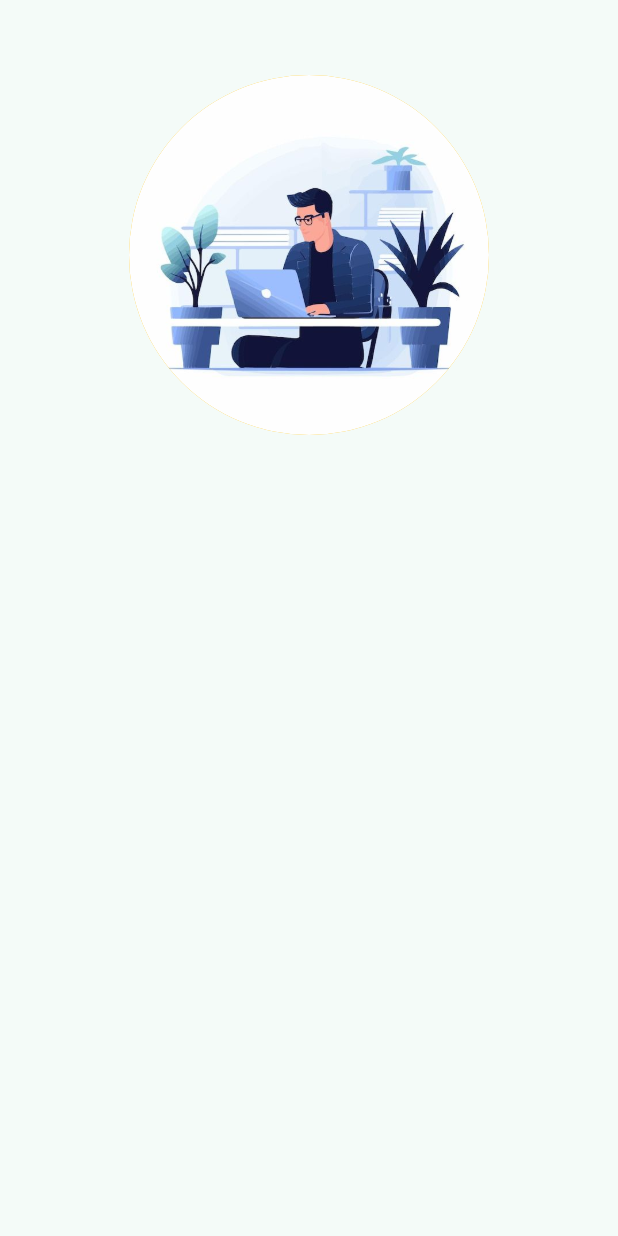
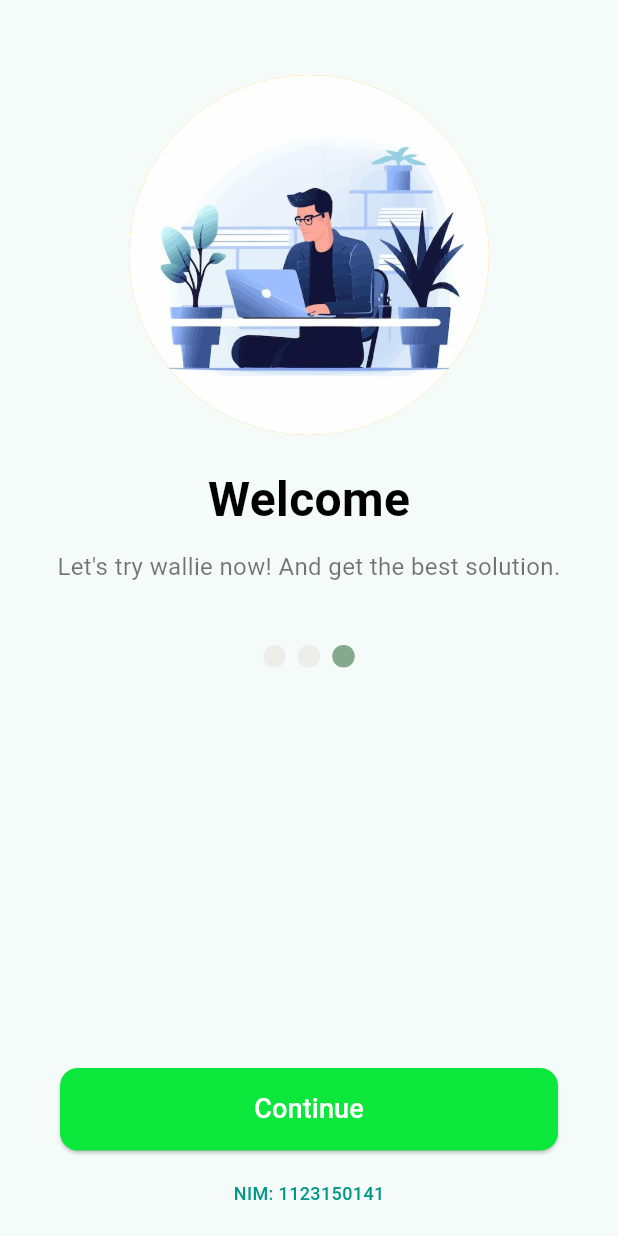
Before and after one commit to IlhamMaulana13/KB1179-1123150141-uts, a Flutter app: the MySplashScreen3 screen opened directly, on a phone screen of 412 x 824 dp. Run offline on Flutter 3.47's test engine with Material 3 defaults, Android fonts, the light colour scheme and no system bars.

Commit message:
menambahkan button continue pada screen 3

```diff
--- a/lib/screen/splash_screen_3.dart
+++ b/lib/screen/splash_screen_3.dart
@@ -24,6 +24,118 @@ class MySplashScreen3 extends StatelessWidget {
                 ),
               ),
 
+              const SizedBox(height: 20),
+
+              // 🔹 Judul
+              const Text(
+                "Welcome",
+                style: TextStyle(
+                  fontSize: 32.0,
+                  color: Colors.black,
+                  fontWeight: FontWeight.bold,
+                ),
+              ),
+
+              const SizedBox(height: 10),
+
+              // 🔹 Subtitle 2 baris
+              const Padding(
+                padding: EdgeInsets.symmetric(horizontal: 30),
+                child: Text(
+                  "Let's try wallie now! And get the best solution.",
+                  textAlign: TextAlign.center,
+                  style: TextStyle(
+                    fontSize: 16,
+                    color: Colors.black54,
+                    height: 1.5,
+                  ),
+                ),
+              ),
+
+              const SizedBox(height: 40),
+
+              // 🔹 3 Bullet Indicator
+              Row(
+                mainAxisAlignment: MainAxisAlignment.center,
+                children: [
+                  Container(
+                    width: 15,
+                    height: 15,
+                    margin: const EdgeInsets.symmetric(horizontal: 4),
+                    decoration: const BoxDecoration(
+                      shape: BoxShape.circle,
+                      color: Color(0xFFedede9), // aktif
+                    ),
+                  ),
+                  Container(
+                    width: 15,
+                    height: 15,
+                    margin: const EdgeInsets.symmetric(horizontal: 4),
+                    decoration: const BoxDecoration(
+                      shape: BoxShape.circle,
+                      color: Color(0xFFedede9), // non-aktif
+                    ),
+                  ),
+                  Container(
+                    width: 15,
+                    height: 15,
+                    margin: const EdgeInsets.symmetric(horizontal: 4),
+                    decoration: const BoxDecoration(
+                      shape: BoxShape.circle,
+                      color: Color(0xFF84a98c), // non-aktif
+                    ),
+                  ),
+                ],
+              ),
+
+              const Spacer(),
+
+              // 🔹 Tombol Continue
+              Container(
+                margin: const EdgeInsets.only(left: 40, right: 40, bottom: 20),
+                child: SizedBox(
+                  width: double.infinity,
+                  height: 55,
+                  child: ElevatedButton(
+                    style: ElevatedButton.styleFrom(
+                      backgroundColor: const Color.fromARGB(
+                        255,
+                        11,
+                        231,
+                        59,
+                      ), // hijau
+                      shape: RoundedRectangleBorder(
+                        borderRadius: BorderRadius.circular(12),
+                      ),
+                    ),
+                    onPressed: () {
+                      Navigator.push(
+                        context,
+                        MaterialPageRoute(
+                          builder: (context) => const MySplashScreen3(),
+                        ),
+                      );
+                    },
+                    child: const Text(
+                      "Continue",
+                      style: TextStyle(fontSize: 18, color: Colors.white),
+                    ),
+                  ),
+                ),
+              ),
+
+              // 🔹 Footer NIM (warna teal)
+              const Padding(
+                padding: EdgeInsets.only(bottom: 20),
+                child: Text(
+                  "NIM: 1123150141",
+                  style: TextStyle(
+                    fontSize: 12,
+                    color: Colors.teal,
+                    fontWeight: FontWeight.w500,
+                  ),
+                ),
+              ),
             ],
           ),
         ),
```
Also changed, not shown: lib/screen/splash_screen_2.dart (+8 -4 lines). Lines whose indentation alone changed are shown as unchanged.
